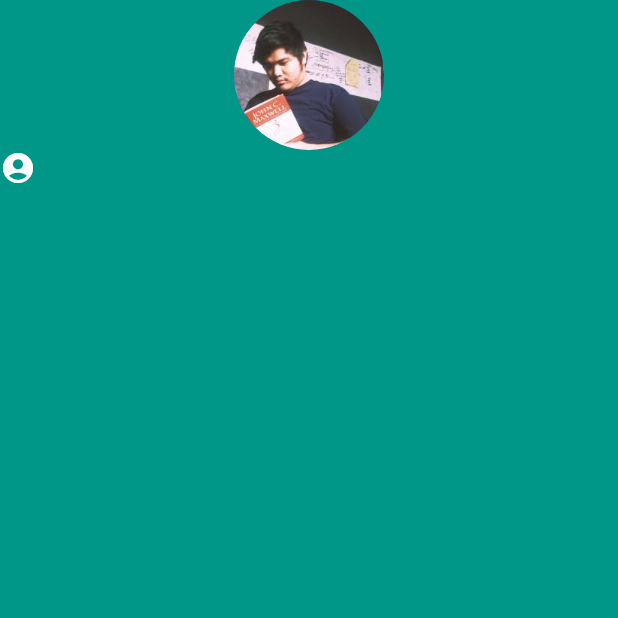
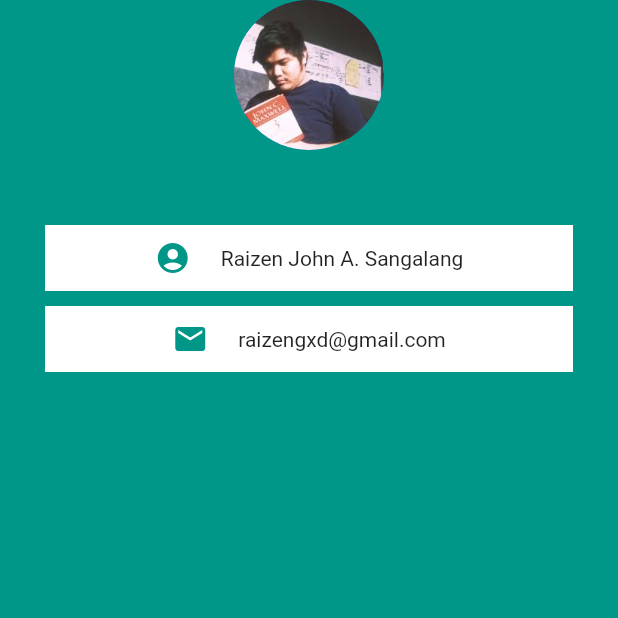
Before and after one commit to neziarxdxd/flutter-academy, a Flutter app: the screen it shows after launch, on a phone screen of 412 x 824 dp, the top half of it. Run offline on Flutter 3.47's test engine with Material 2 defaults, Android fonts, the phone set to English and light mode, and no system bars.

Commit message:
added cards

```diff
--- a/section6/lib/main.dart
+++ b/section6/lib/main.dart
@@ -8,21 +8,56 @@ class MyApp extends StatelessWidget {
     return MaterialApp(
       home:Scaffold(
       backgroundColor: Colors.teal,
-      body: SafeArea(
+      body:
+      SafeArea(
         child: Column(
+          children: <Widget>
+          [
+            CircleAvatar(
+            backgroundImage:AssetImage('images/profile.jpg'),
+            radius: 50,
+            ),
+            Container(
+              margin: EdgeInsets.only(left: 30.0,right:30,top:50.0),
+              padding:EdgeInsets.only(top:10,bottom: 10),
+              color:Colors.white,
+              child: Row(
+                mainAxisAlignment: MainAxisAlignment.center,
+                children: <Widget>[
+                  Icon(Icons.account_circle,color: Colors.teal,),
+                  Container(
+                    margin: EdgeInsets.only(left:20.0),
+                    child: Text('Raizen John A. Sangalang'),
+                    color: Colors.white,
+                  ),
+
+            ],
+            ),
+            ),
+            Container(
+              margin: EdgeInsets.only(left: 30.0,right:30,top:10.0),
+              padding:EdgeInsets.only(top:10,bottom: 10),
+              color:Colors.white,
+              child: Row(
+                mainAxisAlignment: MainAxisAlignment.center,
+                children: <Widget>[
+                  Icon(Icons.email,color: Colors.teal,),
+                  Container(
+                    margin: EdgeInsets.only(left:20.0),
+                    child: Text('raizengxd@gmail.com'),
+                    color: Colors.white,
+                  ),
+
+            ],
+            ),
+            )
 
 
-        children: <Widget>[
-          CircleAvatar(
-          backgroundImage:AssetImage('images/profile.jpg'),
-          radius: 50,
-          ),
-          Container(child: Row(children: <Widget>[
-            Icon(Icons.account_circle,color: Colors.white,),
-          ],),)
+
 
         ],
         ),
+
       ),
 
       )
```
